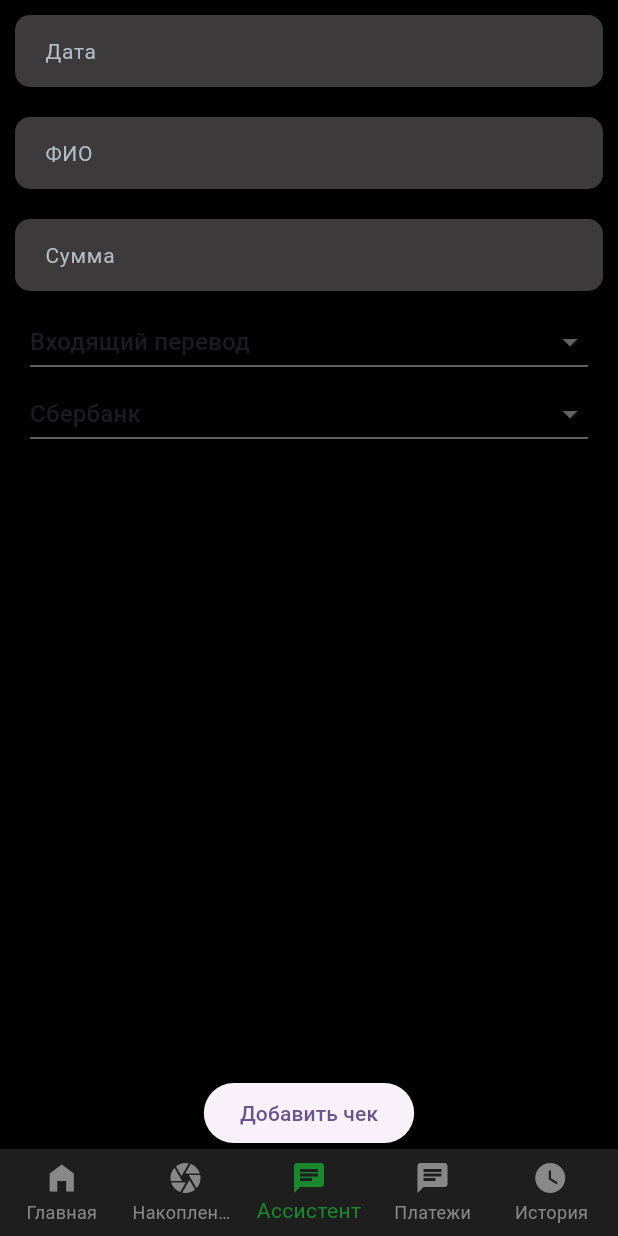
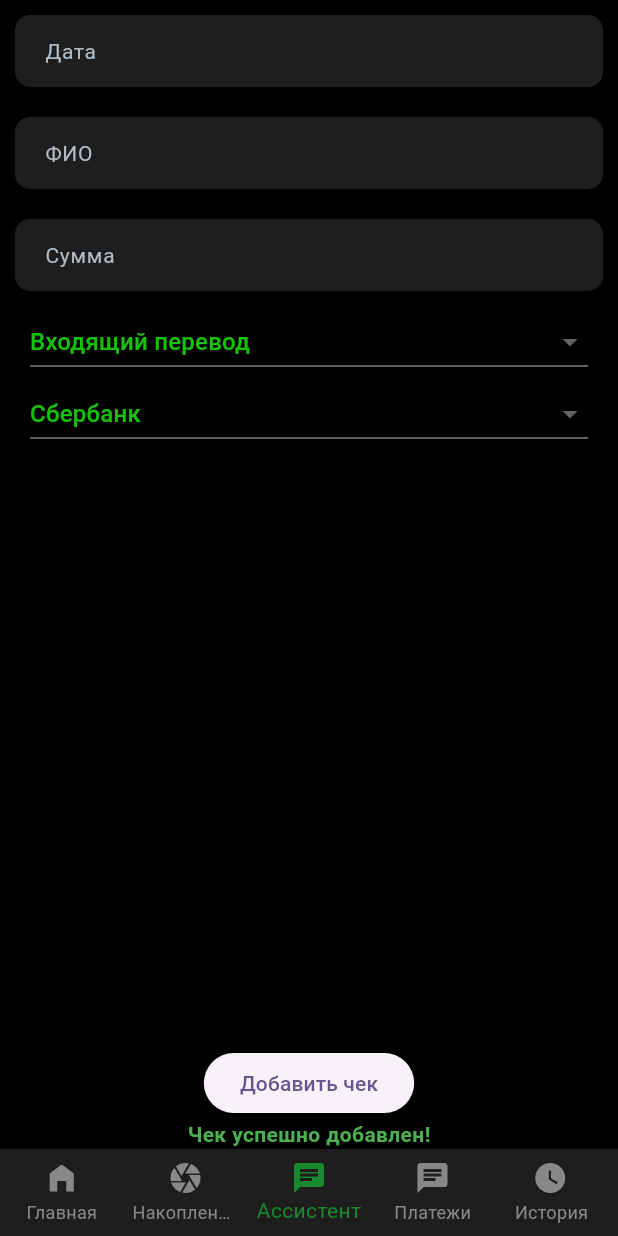
Before and after one commit to ErikBagaev1/sber, a Flutter app: the screen it shows after launch, item 3 of the bottom bar chosen, after a tap on "Добавить чек", on a phone screen of 412 x 824 dp. Run offline on Flutter 3.47's test engine with Material 3 defaults, Android fonts, the phone set to English and light mode, and no system bars; our stand-ins replace shared_preferences, skeletonizer.

Commit message:
Добавление и удаление чеков

```diff
--- a/lib/components/profile_cards.dart
+++ b/lib/components/profile_cards.dart
@@ -14,14 +14,14 @@ class ProfileCards extends StatelessWidget {
           child: Column(
             children: [
               SizedBox(
-                height: 65,
-                width: 65,
+                height: 55,
+                width: 55,
                 child: ClipOval(
                     child: Container(
                         color: const Color(0xFFEDEFEF),
                         child: const Icon(
                           Icons.person,
-                          size: 40,
+                          size: 30,
                         ))),
               ),
               const SizedBox(
--- a/lib/main.dart
+++ b/lib/main.dart
@@ -1,5 +1,6 @@
 import 'package:flutter/material.dart';
 import 'package:sber/pages/add_chek_page.dart';
+import 'package:sber/pages/clean_page.dart';
 import 'package:sber/pages/history_page.dart';
 
 import 'pages/home_page.dart';
@@ -77,7 +78,7 @@ class _MyHomePageState extends State<MyHomePage> {
         controller: pageController,
         children: const [
           HomePage(),
-          Text('data'),
+          ClearDataScreen(),
           ChekAdd(),
           Text('data'),
           HistoryPage()
--- a/lib/models/check.dart
+++ b/lib/models/check.dart
@@ -55,9 +55,10 @@ class CheckRepository {
   // Метод для загрузки списка экземпляров класса Chek из SharedPreferences
   static Future<List<Chek>> loadChecks() async {
     final prefs = await SharedPreferences.getInstance();
-    final jsonString = prefs.getString(_key);
-    if (jsonString != null) {
-      final jsonList = jsonDecode(jsonString) as List<dynamic>;
+    final jsonStringList = prefs.getStringList(_key);
+    if (jsonStringList != null) {
+      final jsonList =
+          jsonStringList.map((jsonString) => jsonDecode(jsonString)).toList();
       return jsonList.map((json) => Chek.fromJson(json)).toList();
     } else {
       return [];
@@ -69,4 +70,10 @@ class CheckRepository {
     checks.sort((a, b) => a.date.compareTo(b.date));
     return checks;
   }
+
+// Метод для очистки данных в SharedPreferences
+  Future<void> clearSharedPreferences() async {
+    final SharedPreferences prefs = await SharedPreferences.getInstance();
+    await prefs.clear();
+  }
 }
--- a/lib/pages/add_chek_page.dart
+++ b/lib/pages/add_chek_page.dart
@@ -20,6 +20,7 @@ class _ChekAddState extends State<ChekAdd> {
   final TextEditingController _cashController = TextEditingController();
   String _selectedStatus = listStatus.first;
   String _selectedBank = listBanks.first;
+  String _successMessage = '';
 
   @override
   Widget build(BuildContext context) {
@@ -73,9 +74,33 @@ class _ChekAddState extends State<ChekAdd> {
               print('Иконка: ${newCheck.icon}');
 
               CheckRepository.saveCheck(newCheck);
+              setState(() {
+                _successMessage = 'Чек успешно добавлен!';
+              });
+
+              // Очищаем поля ввода после успешного добавления
+              _dateController.clear();
+              _fioController.clear();
+              _cashController.clear();
+
+              // Задержка перед скрытием сообщения
+              Future.delayed(const Duration(seconds: 2), () {
+                setState(() {
+                  _successMessage = '';
+                });
+              });
             },
             child: const Text('Добавить чек'),
           ),
+          // Отображаем сообщение об успешном добавлении
+          if (_successMessage.isNotEmpty)
+            Text(
+              _successMessage,
+              style: const TextStyle(
+                color: Colors.green,
+                fontWeight: FontWeight.bold,
+              ),
+            ),
         ],
       ),
     );
@@ -97,8 +122,10 @@ class AddChekTextField extends StatelessWidget {
     return Padding(
       padding: const EdgeInsets.all(10.0),
       child: TextField(
+        style: const TextStyle(color: Color.fromARGB(211, 27, 234, 9)),
         controller: controller,
         decoration: InputDecoration(
+          focusColor: const Color(0xFFB3BDC6),
           hintText: text,
           hintStyle: const TextStyle(color: Color(0xFFB3BDC6), fontSize: 14),
           contentPadding:
@@ -108,7 +135,7 @@ class AddChekTextField extends StatelessWidget {
             borderSide: BorderSide.none,
           ),
           filled: true,
-          fillColor: const Color.fromARGB(102, 149, 146, 146),
+          fillColor: const Color.fromARGB(102, 75, 76, 75),
         ),
       ),
     );
@@ -133,12 +160,16 @@ class DropdownButtonExample extends StatelessWidget {
       padding: const EdgeInsets.symmetric(horizontal: 20.0),
       child: DropdownButton<String>(
         isExpanded: true,
+        dropdownColor: const Color.fromARGB(255, 75, 76, 75),
         value: initialValue,
         onChanged: onChanged,
         items: dropdown.map((String value) {
           return DropdownMenuItem<String>(
             value: value,
-            child: Text(value),
+            child: Text(
+              value,
+              style: const TextStyle(color: Color.fromARGB(211, 27, 234, 9)),
+            ),
           );
         }).toList(),
       ),
--- /dev/null
+++ b/lib/pages/clean_page.dart
@@ -0,0 +1,64 @@
+import 'package:flutter/material.dart';
+import 'package:shared_preferences/shared_preferences.dart';
+
+class ClearDataScreen extends StatelessWidget {
+  const ClearDataScreen({Key? key}) : super(key: key);
+
+  @override
+  Widget build(BuildContext context) {
+    return Scaffold(
+      appBar: AppBar(
+        title: const Text('Clear Data'),
+      ),
+      body: Center(
+        child: Column(
+          mainAxisAlignment: MainAxisAlignment.center,
+          children: [
+            ElevatedButton(
+              onPressed: () {
+                _clearAllData(context);
+              },
+              child: const Text('Очистить все чеки'),
+            ),
+            ElevatedButton(
+              onPressed: () {
+                _clearLastEntry(context);
+              },
+              child: const Text('Очистить последний чек'),
+            ),
+          ],
+        ),
+      ),
+    );
+  }
+
+  Future<void> _clearAllData(BuildContext context) async {
+    final SharedPreferences prefs = await SharedPreferences.getInstance();
+    await prefs.clear();
+    ScaffoldMessenger.of(context).showSnackBar(
+      const SnackBar(
+        content: Text('Очистить все чеки'),
+      ),
+    );
+  }
+
+  Future<void> _clearLastEntry(BuildContext context) async {
+    final SharedPreferences prefs = await SharedPreferences.getInstance();
+    List<String>? checks = prefs.getStringList('checks');
+    if (checks != null && checks.isNotEmpty) {
+      checks.removeLast();
+      await prefs.setStringList('checks', checks);
+      ScaffoldMessenger.of(context).showSnackBar(
+        const SnackBar(
+          content: Text('Очистить последний чек'),
+        ),
+      );
+    } else {
+      ScaffoldMessenger.of(context).showSnackBar(
+        const SnackBar(
+          content: Text('No entries to clear.'),
+        ),
+      );
+    }
+  }
+}
--- a/lib/pages/history_page.dart
+++ b/lib/pages/history_page.dart
@@ -16,7 +16,8 @@ class HistoryPage extends StatefulWidget {
 }
 
 class _HistoryPageState extends State<HistoryPage> {
-  List<Chek> _checks = []; // Список для хранения загруженных чеков
+  final bool _isFirstLoad = true;
+  List<Chek> _checks = [];
   Future<void> _refresh() async {
     // Устанавливаем enabled в true
     setState(() {
@@ -40,6 +41,7 @@ class _HistoryPageState extends State<HistoryPage> {
     _simulateLoading();
     _loadChecks();
   }
+
   // Метод для загрузки чеков из локального хранилища
   void _loadChecks() async {
     try {
@@ -47,6 +49,11 @@ class _HistoryPageState extends State<HistoryPage> {
       setState(() {
         _checks = loadedChecks;
       });
+      print('Загруженные чеки:');
+      print(_checks.length);
+      for (var check in _checks) {
+        print('Дата: ${check.date}, ФИО: ${check.fio}, Сумма: ${check.cash}');
+      }
     } catch (e) {
       // Обработка ошибок, если загрузка не удалась
       print('Ошибка при загрузке чеков: $e');
@@ -75,12 +82,17 @@ class _HistoryPageState extends State<HistoryPage> {
       child: Stack(
         children: [
           RefreshIndicator(
+            // Ваш код здесь...
             backgroundColor: Colors.black,
             color: Colors.green,
             onRefresh: _refresh,
             displacement: 40,
             edgeOffset: 300.0,
-          child: ListView(
+            child: ListView.builder(
+              itemCount: _checks.length,
+              itemBuilder: (context, index) {
+                // Создаем виджет DateChek для каждого элемента списка чеков
+                return Column(
                   children: [
                     Container(
                       decoration: const BoxDecoration(
@@ -100,7 +112,8 @@ class _HistoryPageState extends State<HistoryPage> {
                           end: Alignment.bottomCenter,
                         ),
                       ),
-                child: const Column(
+                      child: (index == 0)
+                          ? const Column(
                               children: [
                                 TitleHistory(),
                                 SizedBox(
@@ -108,7 +121,8 @@ class _HistoryPageState extends State<HistoryPage> {
                                 ),
                                 SelectBarList(),
                               ],
-                ),
+                            )
+                          : const SizedBox(),
                     ),
                     Center(
                         child: isLoading
@@ -118,97 +132,21 @@ class _HistoryPageState extends State<HistoryPage> {
                                   color: Colors.green,
                                 ),
                               )
-                    : const Column(
-                        children: [
-                          SizedBox(
-                            height: 20,
-                          ),
-                          DateChek(
-                            date: '22 марта, пт',
-                            cash: '1 190',
-                          ),
-                          SizedBox(
-                            height: 20,
-                          ),
-                          ChekHistory(
-                            fio: 'Заур Артурович Т.',
-                            type: 'Входящий перевод',
-                            cash: 300,
-                            icon: Icon(Icons.badge_outlined),
-                          ),
-                          Padding(
-                            padding: EdgeInsets.only(left: 70.0, right: 30),
-                            child: Divider(
-                              thickness: 0.2,
+                            : DateChek(
+                                date: _checks[index].date,
+                                cash: _checks[index].cash,
+                              )),
+                  ],
+                );
+              },
             ),
           ),
-                          ChekHistory(
-                            fio: 'Заур Артурович Т.',
-                            type: 'Входящий перевод',
-                            cash: 300,
-                            icon: Icon(Icons.badge_outlined),
-                          ),
-                          Padding(
-                            padding: EdgeInsets.only(left: 70.0, right: 30),
-                            child: Divider(
-                              thickness: 0.2,
-                            ),
-                          ),
-                          ChekHistory(
-                            fio: 'Заур Артурович Т.',
-                            type: 'Входящий перевод',
-                            cash: 300,
-                            icon: Icon(Icons.badge_outlined),
-                          ),
-                          SizedBox(
-                            height: 20,
-                          ),
-                          DateChek(
-                            date: '21 марта, пт',
-                            cash: '2 340',
-                          ),
-                          SizedBox(
-                            height: 20,
-                          ),
-                          ChekHistory(
-                            fio: 'Заур Артурович Т.',
-                            type: 'Входящий перевод',
-                            cash: 300,
-                            icon: Icon(Icons.badge_outlined),
-                          ),
-                          Padding(
-                            padding: EdgeInsets.only(left: 70.0, right: 30),
-                            child: Divider(
-                              thickness: 0.2,
-                            ),
-                          ),
-                          ChekHistory(
-                            fio: 'Заур Артурович Т.',
-                            type: 'Входящий перевод',
-                            cash: 300,
-                            icon: Icon(Icons.badge_outlined),
-                          ),
-                          Padding(
-                            padding: EdgeInsets.only(left: 70.0, right: 30),
-                            child: Divider(
-                              thickness: 0.2,
-                            ),
-                          ),
-                          ChekHistory(
-                            fio: 'Заур Артурович Т.',
-                            type: 'Входящий перевод',
-                            cash: 300,
-                            icon: Icon(Icons.badge_outlined),
-                          )
+          // Показываем Container только при первой загрузке
+
+          const HistoryAppBar(),
         ],
       ),
-              ),
-            ],
-          ),
-        ),
-        const HistoryAppBar()
-      ],
-    ));
+    );
   }
 }
 
```
Lines whose indentation alone changed are shown as unchanged.
